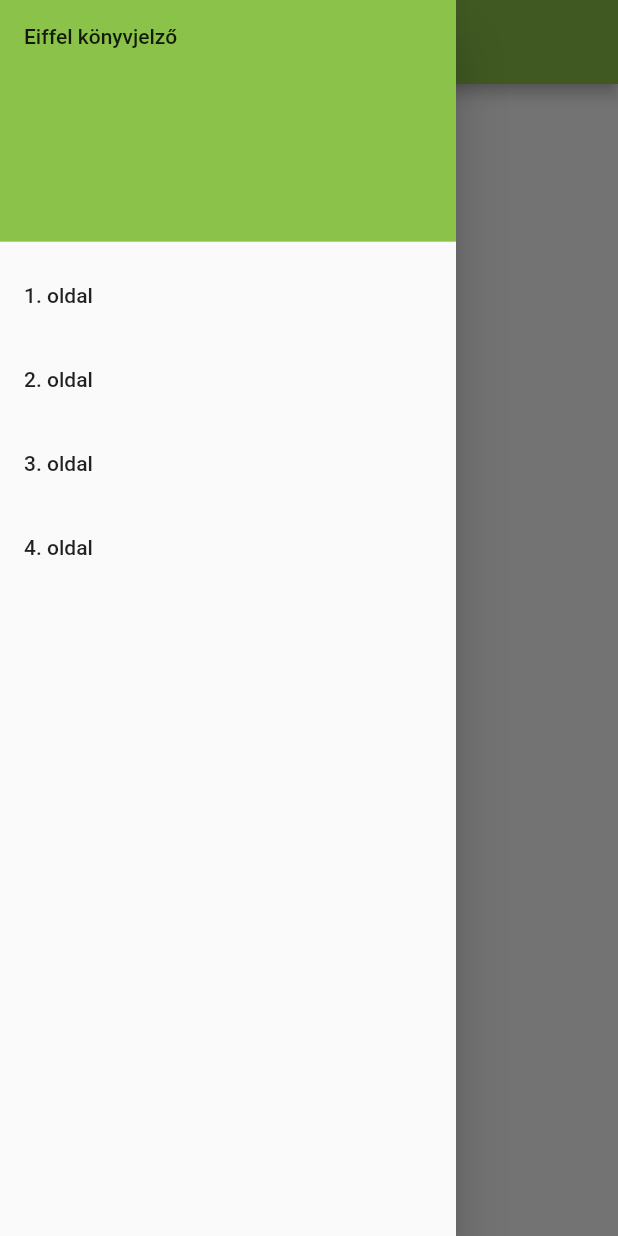
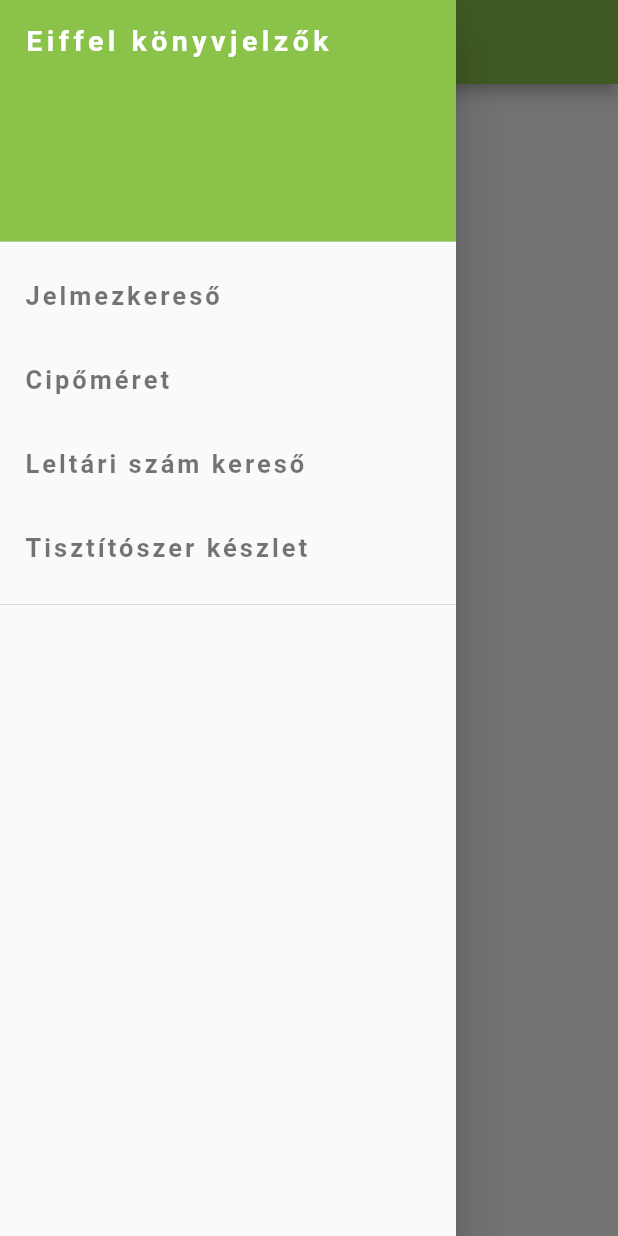
Before and after one commit to kobanya/eiffel, a Flutter app: the screen it shows after launch, with the side drawer open, on a phone screen of 412 x 824 dp. Run offline on Flutter 3.47's test engine with Material 2 defaults, Android fonts, the phone set to English and light mode, and no system bars.

Commit message:
betűméret

```diff
--- a/lib/main.dart
+++ b/lib/main.dart
@@ -49,12 +49,29 @@ class MyHomePage extends StatelessWidget {
               decoration: BoxDecoration(
                 color: Colors.lightGreen,
               ),
-              child: Text('Eiffel könyvjelző'),
+                child:  Text('Eiffel könyvjelzők',
+                style: TextStyle(
+                color: Colors.white,
+                letterSpacing: 3.0,
+                fontWeight:  FontWeight.bold,
+                fontSize: 19.0,
+                ),
+              ),
             ),
         // Könyvjelző első linkjének megadása
             ListTile(
-              title: const Text('1. oldal'),
+              title: const Text('Jelmezkereső',
+                style: TextStyle(
+                color: Colors.black54,
+                letterSpacing: 2.0,
+                fontWeight:  FontWeight.bold,
+                fontSize: 17.0,
+              ),
+
+              ),
+
               onTap: () {
+
                 // Update the state of the app
                 // ...
                 // Then close the drawer
@@ -63,7 +80,15 @@ class MyHomePage extends StatelessWidget {
             ),
         // A könyvjelző második linkjánek megadása
             ListTile(
-              title: const Text('2. oldal'),
+              title: const Text('Cipőméret',
+                style: TextStyle(
+                color: Colors.black54,
+                letterSpacing: 2.0,
+                fontWeight:  FontWeight.bold,
+                fontSize: 17.0,
+              ),
+
+            ),
               onTap: () {
                 // Update the state of the app
                 // ...
@@ -73,7 +98,15 @@ class MyHomePage extends StatelessWidget {
             ),
         // A könyvjelző harmadik linkjének megadása
             ListTile(
-              title: const Text('3. oldal'),
+              title: const Text('Leltári szám kereső',
+                style: TextStyle(
+                  color: Colors.black54,
+                  letterSpacing: 2.0,
+                  fontWeight:  FontWeight.bold,
+                  fontSize: 17.0,
+                ),
+
+              ),
               onTap: () {
                 // Update the state of the app
                 // ...
@@ -83,7 +116,15 @@ class MyHomePage extends StatelessWidget {
             ),
       // Könyvjelző a negyedik  linkhez
             ListTile(
-              title: const Text('4. oldal'),
+              title: const Text('Tisztítószer készlet',
+                style: TextStyle(
+                  color: Colors.black54,
+                  letterSpacing: 2.0,
+                  fontWeight:  FontWeight.bold,
+                  fontSize: 17.0,
+                ),
+
+              ),
               onTap: () {
                 // Update the state of the app
                 // ...
@@ -91,6 +132,10 @@ class MyHomePage extends StatelessWidget {
                 Navigator.pop(context);
               },
             ),
+// elválasztó vonal beillesztése
+            Divider(
+              height: 20.0,
+            ),
           ],
         ),
       ),
```
